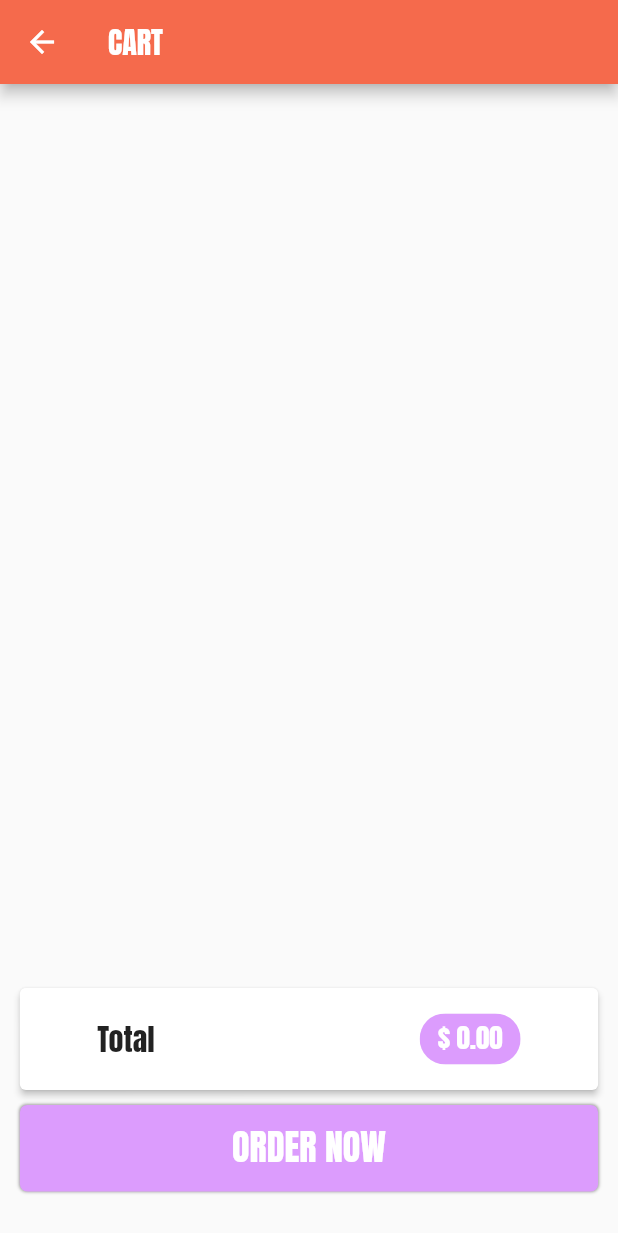
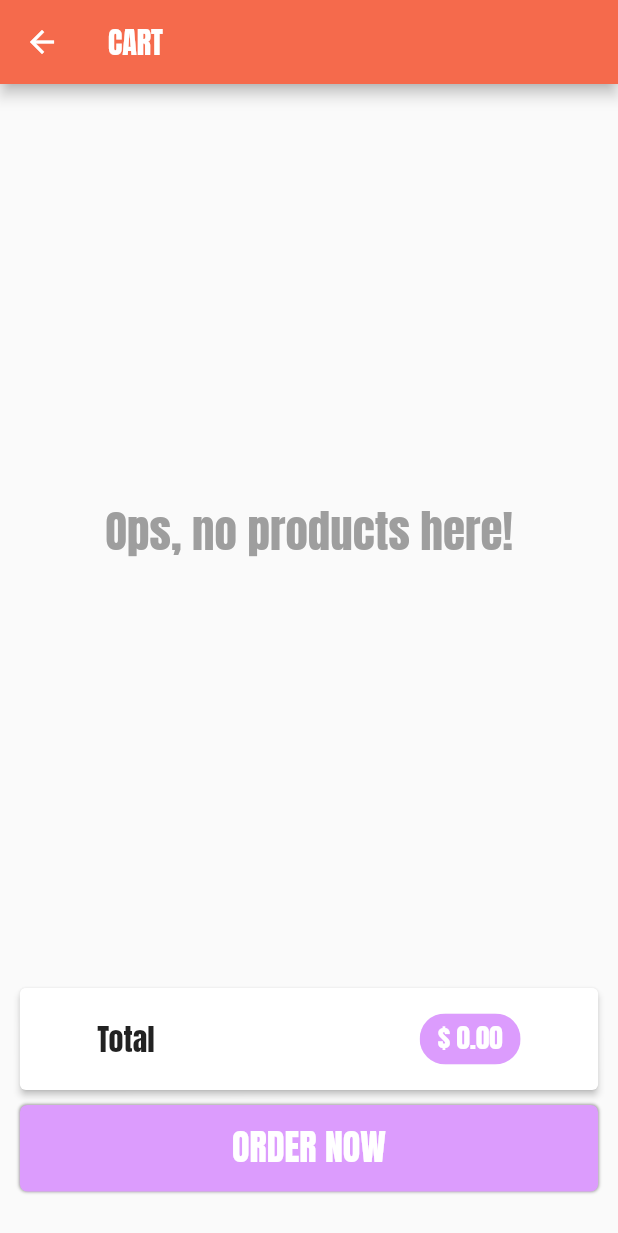
Before and after one commit to guilhermebernava/shop_app, a Flutter app: the Cart screen opened by its route, on a phone screen of 412 x 824 dp. Shown: the top 1233 px of the screen. Run offline on Flutter 3.47's test engine with Material 2 defaults, Android fonts, the phone set to English and light mode, and no system bars; our stand-ins replace custom_radio_grouped_button, firebase_core, flutter_dotenv; missing offline and left inert: http_interceptor; accounts and stored records are empty; statements that could not run were skipped.

Commit message:
add some features

```diff
--- a/lib/screens/cart/cart.dart
+++ b/lib/screens/cart/cart.dart
@@ -32,15 +32,23 @@ class Cart extends StatelessWidget {
               mainAxisAlignment: MainAxisAlignment.spaceAround,
               children: [
                 Expanded(
-                  child: ListView.builder(
+                  child: value.allItems.isEmpty
+                      ? const Center(
+                          child: Text(
+                            'Ops, no products here!',
+                            style: TextStyle(fontSize: 30, color: Colors.grey),
+                            textAlign: TextAlign.center,
+                          ),
+                        )
+                      : ListView.builder(
                           itemBuilder: (context, index) {
                             final key = value.items.keys.elementAt(index);
                             final model = value.items[key];
                             var res = model == null
                                 ? const Text('ERROR')
                                 : Padding(
-                              padding:
-                                  const EdgeInsets.symmetric(vertical: 5.0),
+                                    padding: const EdgeInsets.symmetric(
+                                        vertical: 5.0),
                                     child: CardItem(
                                       size,
                                       imageUrl: model.imageUrl,
@@ -49,7 +57,8 @@ class Cart extends StatelessWidget {
                                       price: model.price,
                                       title: model.title,
                                       quantity: model.quantity,
-                                onPressed: () => value.removeItem(model.id),
+                                      onPressed: () =>
+                                          value.removeItem(model.id),
                                     ),
                                   );
                             return res;
```
Also changed, not shown: lib/screens/orders/orders.dart (+14 -6 lines). Lines whose indentation alone changed are shown as unchanged.
